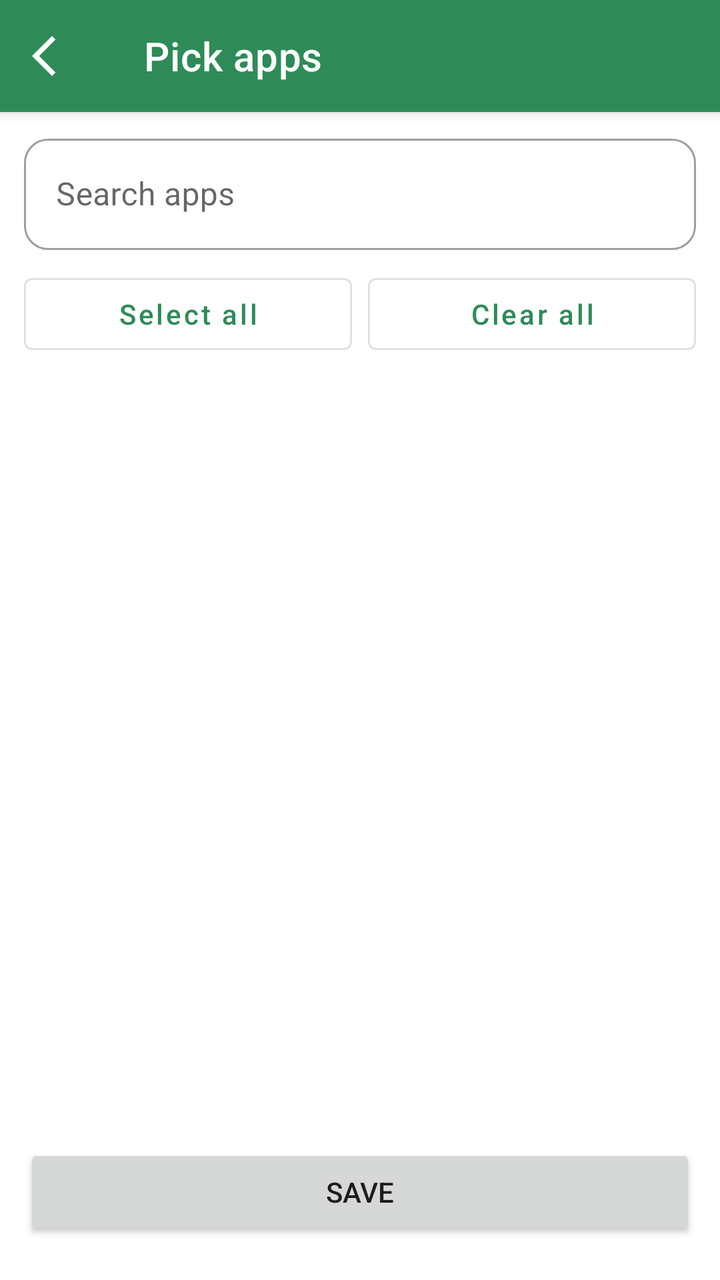
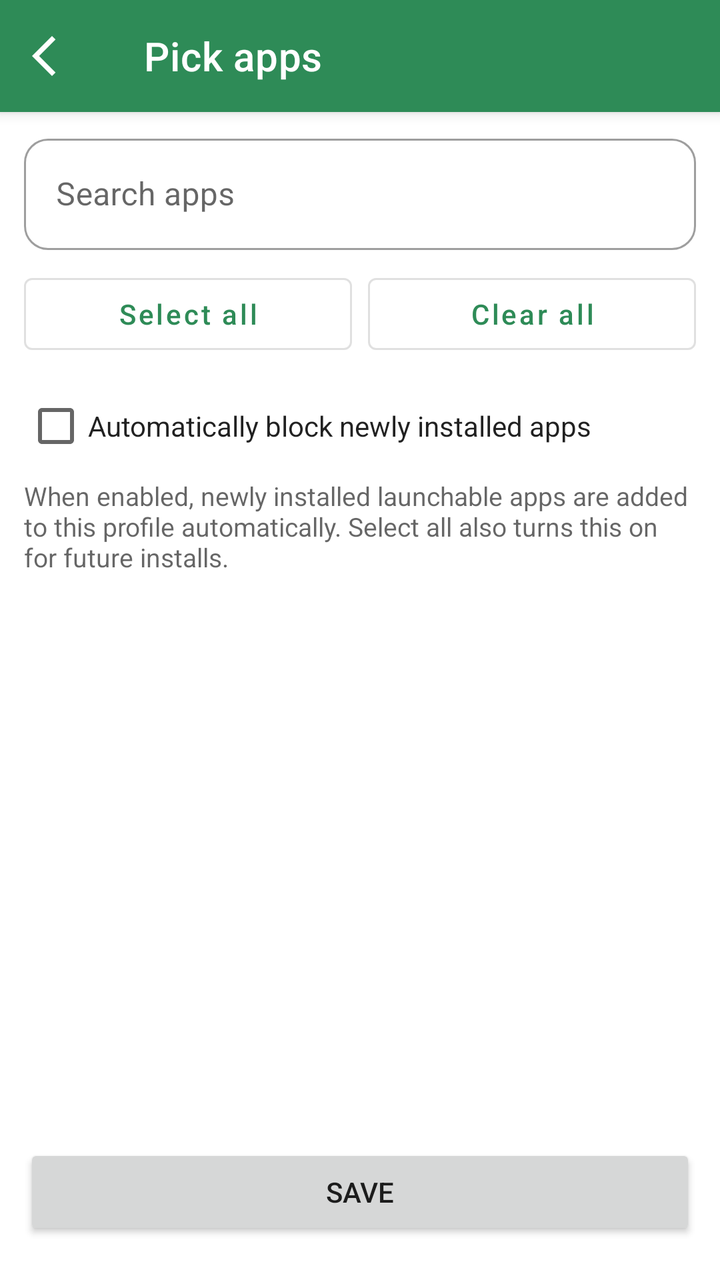

Compare the two renders of this Android layout. The source of the first and the diff that turns it into the second are given below.
<!-- AndroidManifest.xml: application theme Theme.Switchly -->
<!-- res/layout/activity_app_picker.xml -->
<?xml version="1.0" encoding="utf-8"?>
<androidx.coordinatorlayout.widget.CoordinatorLayout
    xmlns:android="http://schemas.android.com/apk/res/android"
    xmlns:app="http://schemas.android.com/apk/res-auto"
    android:layout_width="match_parent"
    android:layout_height="match_parent">

    
    <com.google.android.material.appbar.AppBarLayout
        android:layout_width="match_parent"
        android:layout_height="wrap_content"
        android:fitsSystemWindows="true">

        <com.google.android.material.appbar.MaterialToolbar
            android:id="@+id/toolbar"
            style="@style/Switchly.TopBar"
            android:layout_width="match_parent"
            android:layout_height="wrap_content"
            android:minHeight="?attr/actionBarSize"
            app:title="@string/pick_apps"
            app:navigationIcon="@drawable/arrow_back_ios_24" />
    </com.google.android.material.appbar.AppBarLayout>

    
    <LinearLayout
        android:id="@+id/content"
        android:layout_width="match_parent"
        android:layout_height="match_parent"
        android:orientation="vertical"
        android:paddingStart="12dp"
        android:paddingEnd="12dp"
        android:paddingBottom="12dp"
        app:layout_behavior="@string/appbar_scrolling_view_behavior">

        
        <com.google.android.material.textfield.TextInputLayout
            android:id="@+id/searchBox"
            android:layout_width="match_parent"
            android:layout_height="wrap_content"
            android:layout_marginTop="8dp"
            app:endIconMode="clear_text">

            <com.google.android.material.textfield.TextInputEditText
                android:id="@+id/etSearch"
                android:layout_width="match_parent"
                android:layout_height="wrap_content"
                android:hint="@string/search_apps"
                android:imeOptions="actionSearch"
                android:inputType="text" />
        </com.google.android.material.textfield.TextInputLayout>

        <LinearLayout
            android:id="@+id/bulkActionsRow"
            android:layout_width="match_parent"
            android:layout_height="wrap_content"
            android:layout_marginTop="8dp"
            android:orientation="horizontal">

            <com.google.android.material.button.MaterialButton
                android:id="@+id/btnSelectAll"
                style="@style/Widget.MaterialComponents.Button.OutlinedButton"
                android:layout_width="0dp"
                android:layout_height="wrap_content"
                android:layout_weight="1"
                android:text="@string/app_picker_select_all" />

            <com.google.android.material.button.MaterialButton
                android:id="@+id/btnClearAll"
                style="@style/Widget.MaterialComponents.Button.OutlinedButton"
                android:layout_width="0dp"
                android:layout_height="wrap_content"
                android:layout_marginStart="8dp"
                android:layout_weight="1"
                android:text="@string/app_picker_clear_all" />
        </LinearLayout>

        
        <androidx.recyclerview.widget.RecyclerView
            android:id="@+id/rvApps"
            android:layout_width="match_parent"
            android:layout_height="0dp"
            android:layout_weight="1"
            android:layout_marginTop="12dp"
            android:clipToPadding="false"
            android:paddingBottom="32dp" />

        
        <Button
            android:id="@+id/btnSave"
            android:layout_width="match_parent"
            android:layout_height="wrap_content"
            android:text="@string/save"
            android:layout_marginTop="8dp"
            android:layout_marginBottom="8dp" />
    </LinearLayout>

</androidx.coordinatorlayout.widget.CoordinatorLayout>
<!-- resources referenced by this layout -->
<resources>
  <!-- drawable arrow_back_ios_24 (drawable) -->
  <vector xmlns:android="http://schemas.android.com/apk/res/android"
      android:width="24dp"
      android:height="24dp"
      android:viewportWidth="960"
      android:viewportHeight="960">
    <path
        android:pathData="M400,880 L0,480l400,-400 71,71 -329,329 329,329 -71,71Z"
        android:fillColor="?attr/colorOnSurface"/>
  </vector>
  <string name="app_picker_clear_all">Clear all</string>
  <string name="app_picker_select_all">Select all</string>
  <string name="pick_apps">Pick apps</string>
  <string name="save">Save</string>
  <string name="search_apps">Search apps</string>
  <style name="Switchly.TopBar" parent="Widget.MaterialComponents.Toolbar">
          
          <item name="android:background">?attr/colorPrimary</item>
          <item name="backgroundTint">?attr/colorPrimary</item>
  
          
          <item name="titleTextColor">@android:color/white</item>
  
          
          <item name="navigationIconTint">@android:color/white</item>
      </style>
  <color name="accent_default_green">#2E8B57</color>
  <style name="Switchly.Button" parent="Widget.MaterialComponents.Button">
          <item name="backgroundTint">?attr/colorPrimary</item>
          <item name="android:textColor">@android:color/white</item>
          <item name="cornerRadius">16dp</item>
          <item name="android:textAllCaps">false</item>
          <item name="android:insetTop">0dp</item>
          <item name="android:insetBottom">0dp</item>
          <item name="android:minHeight">52dp</item>
      </style>
  <style name="Switchly.Fab" parent="Widget.MaterialComponents.FloatingActionButton">
          <item name="backgroundTint">?attr/colorPrimary</item>
          <item name="tint">@android:color/white</item>
      </style>
  <style name="Switchly.Card" parent="Widget.MaterialComponents.CardView">
          <item name="shapeAppearance">@style/ShapeAppearance.Switchly.Card</item>
          <item name="cardBackgroundColor">@color/switchly_card_bg</item>
          <item name="strokeColor">@color/switchly_card_stroke</item>
          <item name="strokeWidth">1dp</item>
          <item name="cardElevation">2dp</item>
          <item name="cardUseCompatPadding">true</item>
      </style>
  <style name="Switchly.TextInputLayout" parent="Widget.MaterialComponents.TextInputLayout.OutlinedBox">
          <item name="boxStrokeWidth">1dp</item>
          <item name="boxStrokeWidthFocused">2dp</item>
          <item name="boxCornerRadiusTopStart">12dp</item>
          <item name="boxCornerRadiusTopEnd">12dp</item>
          <item name="boxCornerRadiusBottomStart">12dp</item>
          <item name="boxCornerRadiusBottomEnd">12dp</item>
      </style>
  <style name="Switchly.AutoCompleteText" parent="Widget.MaterialComponents.AutoCompleteTextView.OutlinedBox">
          <item name="android:minHeight">56dp</item>
          <item name="android:paddingTop">12dp</item>
          <item name="android:paddingBottom">12dp</item>
          <item name="android:textAppearance">@style/TextAppearance.MaterialComponents.Body1</item>
      </style>
  <style name="ThemeOverlay.Switchly.Dialog" parent="ThemeOverlay.MaterialComponents.MaterialAlertDialog">
          <item name="colorControlActivated">?attr/colorPrimary</item>
          <item name="colorControlHighlight">?attr/colorPrimary</item>
          <item name="colorAccent">?attr/colorPrimary</item>
      </style>
  <style name="ShapeAppearance.Switchly.Card" parent="ShapeAppearance.MaterialComponents.LargeComponent">
          <item name="cornerFamily">rounded</item>
          <item name="cornerSize">26dp</item>
      </style>
  <color name="switchly_card_bg">#F7FFFFFF</color>
  <color name="switchly_card_stroke">#14000000</color>
  <!-- unchanged entries left out for length: 1 -->
</resources>

<!-- the commit's change to res/layout/activity_app_picker.xml (unified diff, before → after) -->
@@ -74,6 +74,22 @@
                 android:text="@string/app_picker_clear_all" />
         </LinearLayout>
 
+        <CheckBox
+            android:id="@+id/cbAutoBlockNewApps"
+            android:layout_width="match_parent"
+            android:layout_height="wrap_content"
+            android:layout_marginTop="8dp"
+            android:text="@string/app_picker_auto_block_new_apps_title"
+            android:textColor="?android:attr/textColorPrimary" />
+
+        <TextView
+            android:layout_width="match_parent"
+            android:layout_height="wrap_content"
+            android:layout_marginTop="2dp"
+            android:text="@string/app_picker_auto_block_new_apps_summary"
+            android:textColor="?android:attr/textColorSecondary"
+            android:textSize="13sp" />
+
         
         <androidx.recyclerview.widget.RecyclerView
             android:id="@+id/rvApps"
<!-- resource entries referenced after the edit -->
@@ -10,6 +10,8 @@
         android:pathData="M400,880 L0,480l400,-400 71,71 -329,329 329,329 -71,71Z"
         android:fillColor="?attr/colorOnSurface"/>
   </vector>
+  <string name="app_picker_auto_block_new_apps_summary">When enabled, newly installed launchable apps are added to this profile automatically. Select all also turns this on for future installs.</string>
+  <string name="app_picker_auto_block_new_apps_title">Automatically block newly installed apps</string>
   <string name="app_picker_clear_all">Clear all</string>
   <string name="app_picker_select_all">Select all</string>
   <string name="pick_apps">Pick apps</string>
